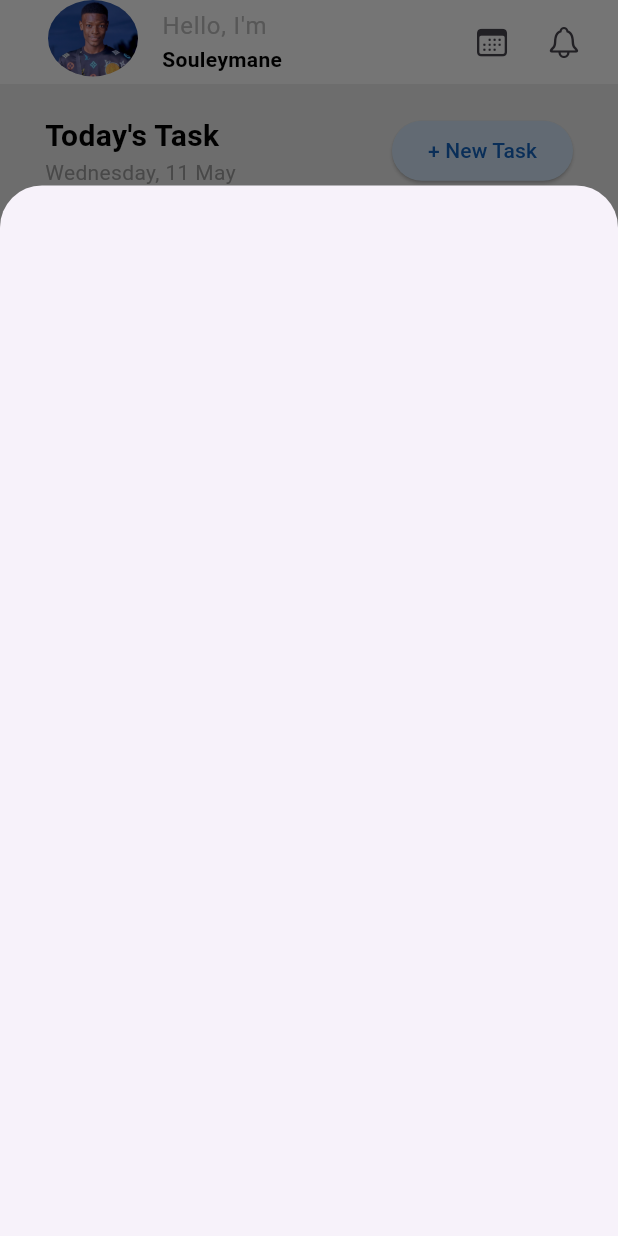
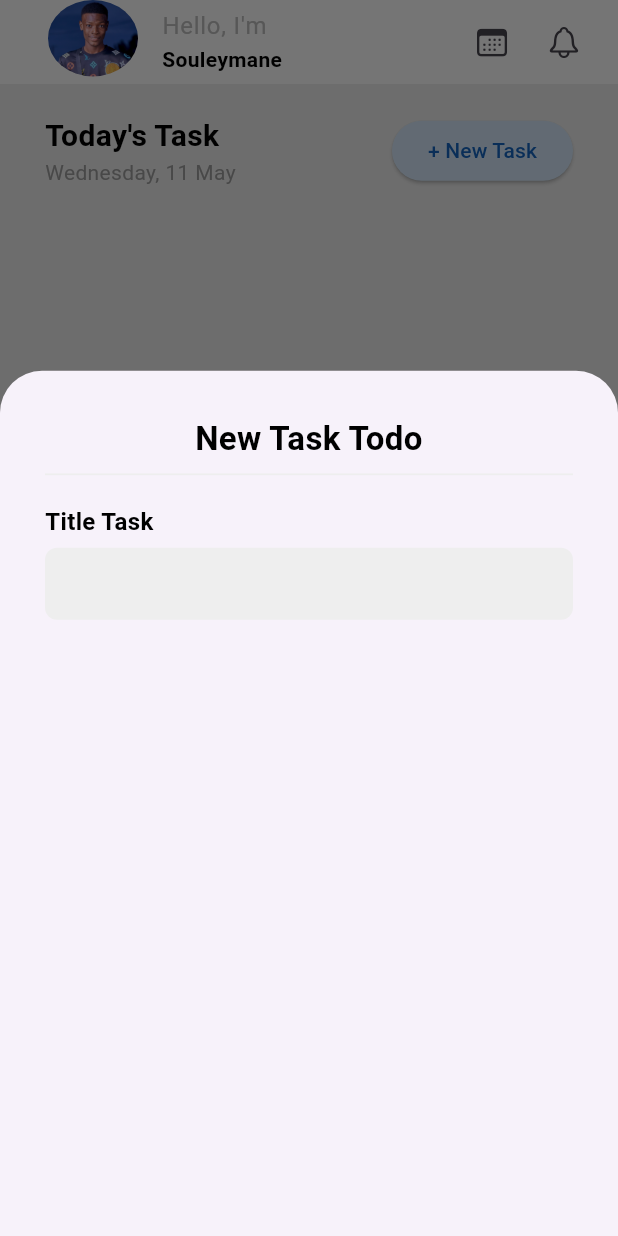
Before and after one commit to Godisouleymane/Flutter-Todo_list-App, a Flutter app: the screen it shows after launch, after a tap on "+ New Task", on a phone screen of 412 x 824 dp. Run offline on Flutter 3.47's test engine with Material 3 defaults, Android fonts, the phone set to English and light mode, and no system bars; our stand-ins replace gap.

Commit message:
showModallBottomSheet design

```diff
--- a/lib/common/show_modal.dart
+++ b/lib/common/show_modal.dart
@@ -1,4 +1,6 @@
 import 'package:flutter/material.dart';
+import 'package:gap/gap.dart';
+import 'package:todo_list/constants/app_style.dart';
 
 class AddNewTaskModal extends StatelessWidget {
   const AddNewTaskModal({
@@ -8,7 +10,42 @@ class AddNewTaskModal extends StatelessWidget {
   @override
   Widget build(BuildContext context) {
     return Container(
-      height: MediaQuery.of(context).size.height * 0.85,
+      padding: EdgeInsets.all(30.0),
+      height: MediaQuery.of(context).size.height * 0.70,
+      child: Column(
+        crossAxisAlignment: CrossAxisAlignment.start,
+        children: [
+          const SizedBox(
+            width: double.infinity,
+            child:Text('New Task Todo',
+            textAlign: TextAlign.center, style: TextStyle(
+              fontSize: 22,
+              fontWeight: FontWeight.bold,
+              color: Colors.black
+            ),),
+          ),
+          Divider(
+            thickness: 1.2,
+            color: Colors.grey.shade200,
+          ),
+          const Gap(12),
+          const Text("Title Task", style: AppStyle.headingOne),
+          const Gap(6),
+          Container(
+            decoration: BoxDecoration(
+              color: Colors.grey.shade200,
+              borderRadius: BorderRadius.circular(8)
+            ),
+            child: TextField(
+              decoration: const InputDecoration(
+                enabledBorder: InputBorder.none,
+                focusedBorder: InputBorder.none
+              ),
+            )
+            ),
+        ],
+      ),
+
     );
   }
 }
--- /dev/null
+++ b/lib/constants/app_style.dart
@@ -0,0 +1,6 @@
+import 'package:flutter/material.dart';
+
+class AppStyle {
+  static const headingOne =
+      TextStyle(fontSize: 16, fontWeight: FontWeight.w700, color: Colors.black);
+}
```
